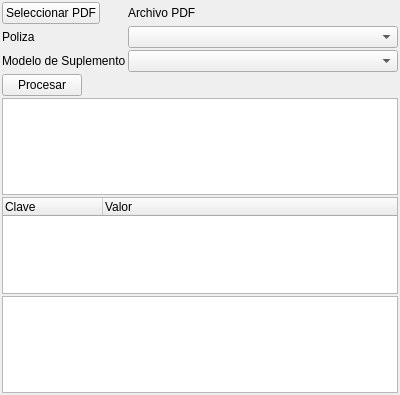
The window that mksHBOPDF/mainwindow.ui (diegowald/mksHBOPdf) describes before a commit, drawn with Qt 5.
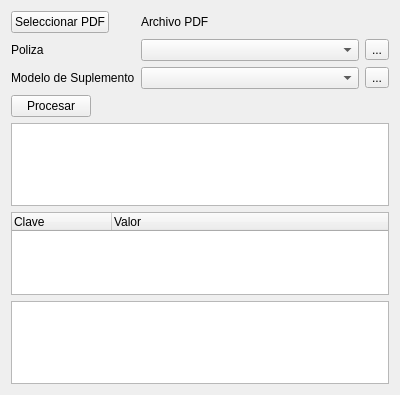
The same window after the commit.

Patch:
```diff
--- a/mksHBOPDF/mainwindow.ui
+++ b/mksHBOPDF/mainwindow.ui
@@ -15,29 +15,8 @@
   </property>
   <widget class="QWidget" name="centralWidget">
    <layout class="QVBoxLayout" name="verticalLayout">
-    <property name="spacing">
-     <number>2</number>
-    </property>
-    <property name="leftMargin">
-     <number>2</number>
-    </property>
-    <property name="topMargin">
-     <number>2</number>
-    </property>
-    <property name="rightMargin">
-     <number>2</number>
-    </property>
-    <property name="bottomMargin">
-     <number>2</number>
-    </property>
     <item>
      <layout class="QFormLayout" name="formLayout">
-      <property name="horizontalSpacing">
-       <number>2</number>
-      </property>
-      <property name="verticalSpacing">
-       <number>2</number>
-      </property>
       <item row="0" column="0">
        <widget class="QPushButton" name="btnSeleccionarPDF">
         <property name="text">
@@ -60,7 +39,18 @@
        </widget>
       </item>
       <item row="1" column="1">
-       <widget class="QComboBox" name="cboPolizas"/>
+       <layout class="QHBoxLayout" name="horizontalLayout">
+        <item>
+         <widget class="QComboBox" name="cboPolizas"/>
+        </item>
+        <item>
+         <widget class="QToolButton" name="btnPolizas">
+          <property name="text">
+           <string>...</string>
+          </property>
+         </widget>
+        </item>
+       </layout>
       </item>
       <item row="2" column="0">
        <widget class="QLabel" name="label_3">
@@ -70,7 +60,18 @@
        </widget>
       </item>
       <item row="2" column="1">
-       <widget class="QComboBox" name="cboTemplate"/>
+       <layout class="QHBoxLayout" name="horizontalLayout_2">
+        <item>
+         <widget class="QComboBox" name="cboTemplate"/>
+        </item>
+        <item>
+         <widget class="QToolButton" name="btnSuplementos">
+          <property name="text">
+           <string>...</string>
+          </property>
+         </widget>
+        </item>
+       </layout>
       </item>
       <item row="3" column="0">
        <widget class="QPushButton" name="btnProcesar">
@@ -79,11 +80,11 @@
         </property>
        </widget>
       </item>
-      <item row="4" column="0" colspan="2">
-       <widget class="QTextBrowser" name="textBrowser"/>
-      </item>
      </layout>
     </item>
+    <item>
+     <widget class="QTextBrowser" name="textBrowser"/>
+    </item>
     <item>
      <widget class="QTreeWidget" name="treeWidget">
       <column>
```
